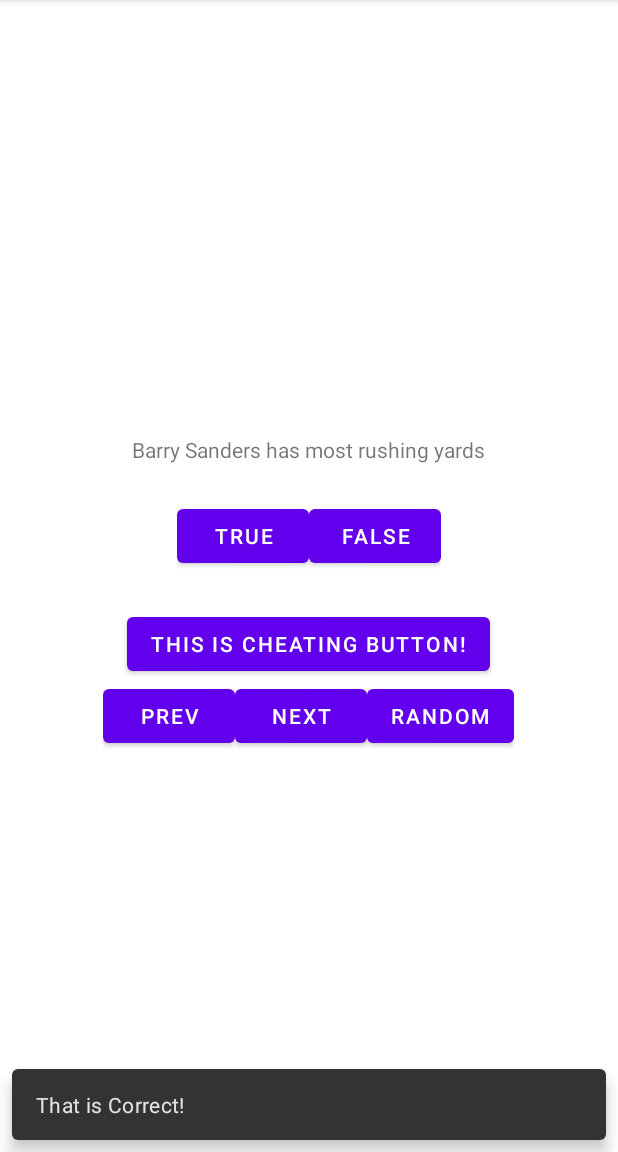
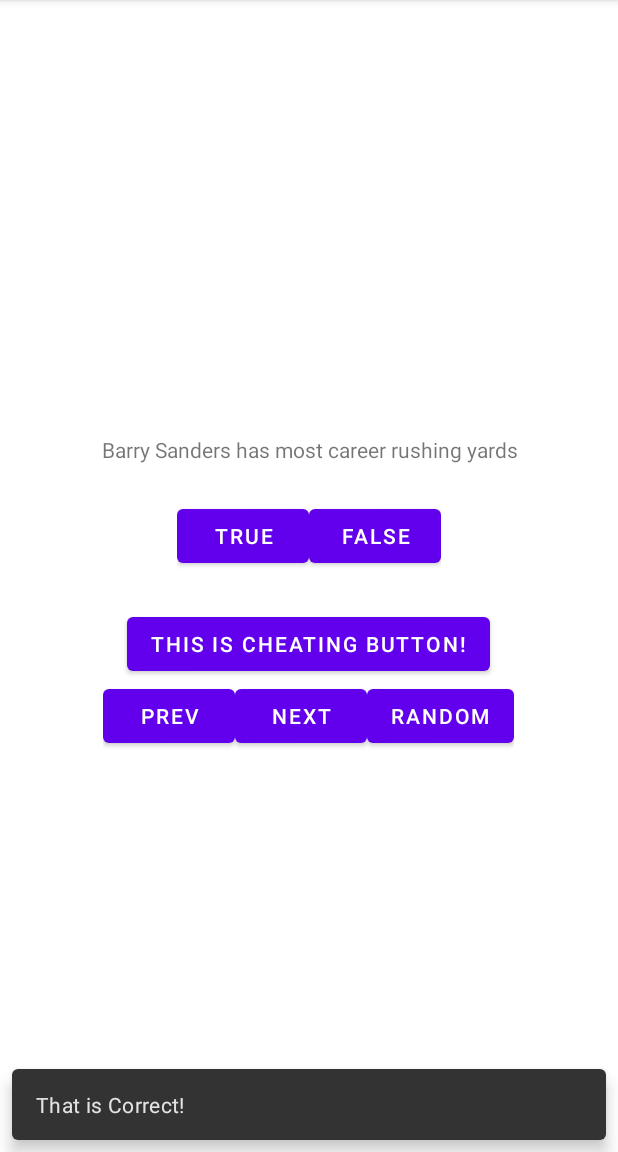
Before and after one commit to ImprovedHelloKitty/Football_Quiz, an Android app: the screen it shows after launch (MainActivity), after a tap on "RANDOM", on a phone screen of 412 x 824 dp, the part 84-1236 px from its top. Run offline under Robolectric (Android 15) with nearby library versions, the phone set to English and light mode, and no system bars; 1 other tap on this screen came first.

Commit message:
Improved question bank and random button

```diff
--- a/app/src/main/java/com/example/footballquiz/QuizViewModel.kt
+++ b/app/src/main/java/com/example/footballquiz/QuizViewModel.kt
@@ -13,7 +13,7 @@ const val IS_CHEATER_KEY = "IS_CHEATER_KEY"
 
 class QuizViewModel(private val savedStateHandle: SavedStateHandle): ViewModel() {
     //This array is used to keep track of of which questions were answered
-    val isAnswered = arrayOf(false, false, false, false, false)
+    val isAnswered = arrayOf(false, false, false, false, false, false, false, false, false, false)
 
     var hasCheated = false
 
@@ -22,10 +22,15 @@ class QuizViewModel(private val savedStateHandle: SavedStateHandle): ViewModel()
         Questions(R.string.question2, false),
         Questions(R.string.question3, false),
         Questions(R.string.question4, false),
-        Questions(R.string.question5, true)
+        Questions(R.string.question5, true),
+        Questions(R.string.question6, false),
+        Questions(R.string.question7, true),
+        Questions(R.string.question8, false),
+        Questions(R.string.question9, true),
+        Questions(R.string.question10, true)
     )
 
-    val cheatQuestions = arrayOf(false, false, false, false, false)
+    val cheatQuestions = arrayOf(false, false, false, false, false, false, false, false, false, false)
 
     var isCheater:Boolean
         get() = savedStateHandle.get(IS_CHEATER_KEY) ?:false
--- a/app/src/main/res/values/strings.xml
+++ b/app/src/main/res/values/strings.xml
@@ -1,10 +1,15 @@
 <resources>
     <string name="app_name">Football Quiz</string>
     <string name="question1">Tom Brady has the most Superbowl Rings</string>
-    <string name="question2">Barry Sanders has most rushing yards</string>
-    <string name="question3">Jerry Rice does not have most receiving yards</string>
+    <string name="question2">Barry Sanders has most career rushing yards</string>
+    <string name="question3">Randy Moss has the most career receiving yards</string>
     <string name="question4">Jamar Chase made the gritty cool!</string>
     <string name="question5">Terrel Davis had a 2,000 yard rushing season</string>
+    <string name="question6">Brett Favre won two Superbowls</string>
+    <string name="question7">Steelers have won the most Superbowls</string>
+    <string name="question8">The Arizona Cardinals have not played in the Superbowl</string>
+    <string name="question9">Aaron Rodgers is the proud owner of the Chicago Bears</string>
+    <string name="question10">Justin Jefferson was the 2023 OPOY</string>
     <string name="true_button">True</string>
     <string name="false_button">False</string>
     <string name="next_button">Next</string>
```
